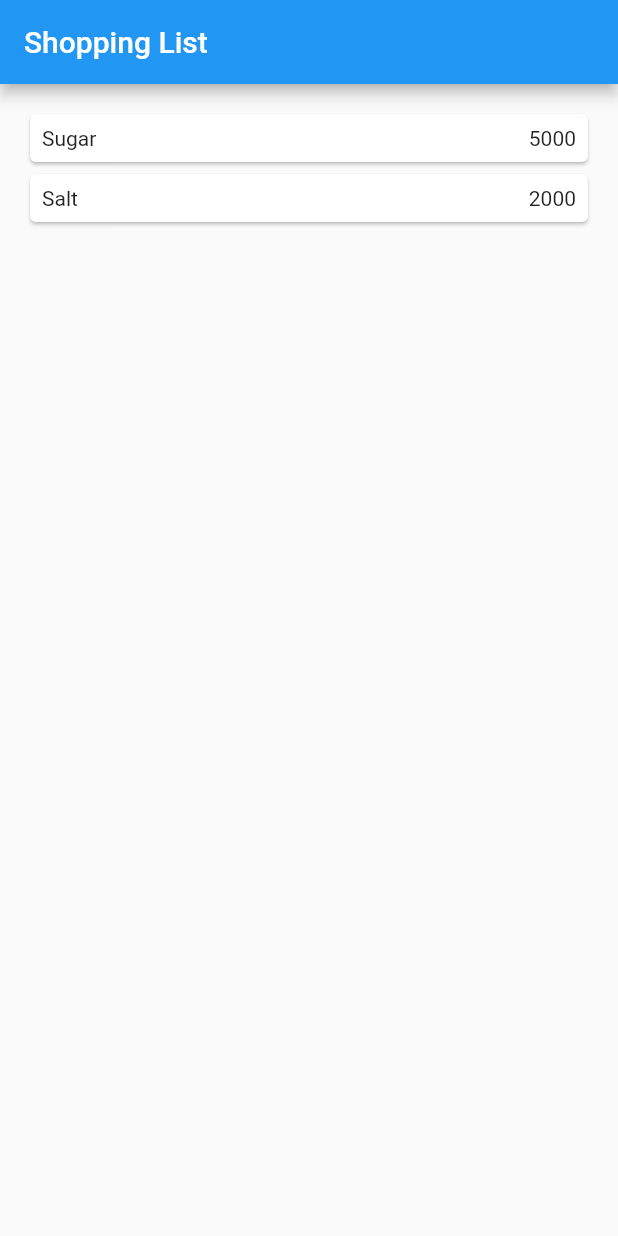
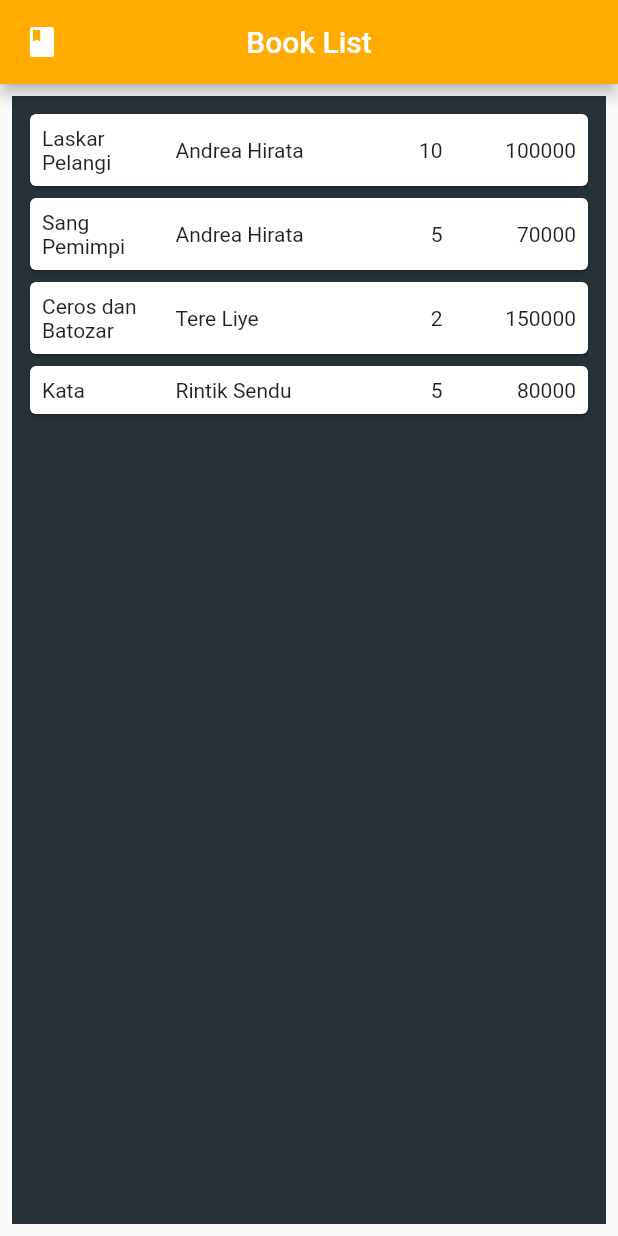
Before and after one commit to ririssilvia/Pemrograman-Mobile-flutter-Navigasi-Dan-Rute-Minggu6, a Flutter app: the screen it shows after launch, on a phone screen of 412 x 824 dp. Run offline on Flutter 3.47's test engine with Material 2 defaults, Android fonts, the phone set to English and light mode, and no system bars.

Commit message:
Tugas Praktikum-Navigasi Dan Rute

```diff
--- a/lib/models/item.dart
+++ b/lib/models/item.dart
@@ -2,9 +2,11 @@
 //pojo
 //POCO
 class Item{
-  String name;
-  int price;
+  String judul;
+  String namapengarang;
+  int jumlah;
+  int harga;
 
 //parameter yang bernama
-  Item({this.name,this.price});
+  Item({this.judul,this.namapengarang,this.jumlah,this.harga});
 }
--- a/lib/pages/home_page.dart
+++ b/lib/pages/home_page.dart
@@ -6,18 +6,31 @@ import 'item_page.dart';
 
 class HomePage extends StatelessWidget {
   final List<Item> items = [
-    Item(name: 'Sugar', price: 5000),
-    Item(name: 'Salt', price: 2000),
+    Item(judul: 'Laskar Pelangi', namapengarang: 'Andrea Hirata',jumlah: 10 , harga: 100000),
+    Item(judul: 'Sang Pemimpi', namapengarang: 'Andrea Hirata',jumlah: 5 , harga: 70000),
+    Item(judul: 'Ceros dan Batozar', namapengarang: 'Tere Liye',jumlah: 2 , harga: 150000),
+    Item(judul: 'Kata', namapengarang: 'Rintik Sendu',jumlah: 5 , harga: 80000),
+
   ];
 
   @override
   Widget build(BuildContext context) {
     return MaterialApp(
+      debugShowCheckedModeBanner: false,
+      title: 'Prakitkum 5',
+      theme: ThemeData(
+        primarySwatch: Colors.blue,
+        visualDensity: VisualDensity.adaptivePlatformDensity,
+      ),
       home: Scaffold(
         appBar: AppBar(
-          title: Text('Shopping List'),
+          leading: Icon(Icons.book),
+          title: Text("Book List"),
+          backgroundColor: Colors.amberAccent[700],
+          centerTitle: true,
         ),
-        body: Container(
+      body: Container(
+          color: Colors.blueGrey[900],
           margin: EdgeInsets.all(8),
           child: ListView.builder(
             padding: EdgeInsets.all(8),
@@ -41,12 +54,20 @@ class HomePage extends StatelessWidget {
                     margin: EdgeInsets.all(8),
                     child: Row(
                       children: [
-                        Expanded(child: Text(item.name)),
+                        Expanded(child: Text(item.judul)),
+                        Expanded(child: Text(item.namapengarang)),
                         Expanded(
                             child: Text(
-                          item.price.toString(),
+                          item.jumlah.toString(),
                           textAlign: TextAlign.end,
-                        ))
+                        ),
+                        ),
+                        Expanded(
+                            child: Text(
+                          item.harga.toString(),
+                          textAlign: TextAlign.end,
+                        ),
+                        ),
                       ],
                     ),
                   ),
```
Also changed, not shown: lib/pages/item_page.dart (+75 -13 lines).
